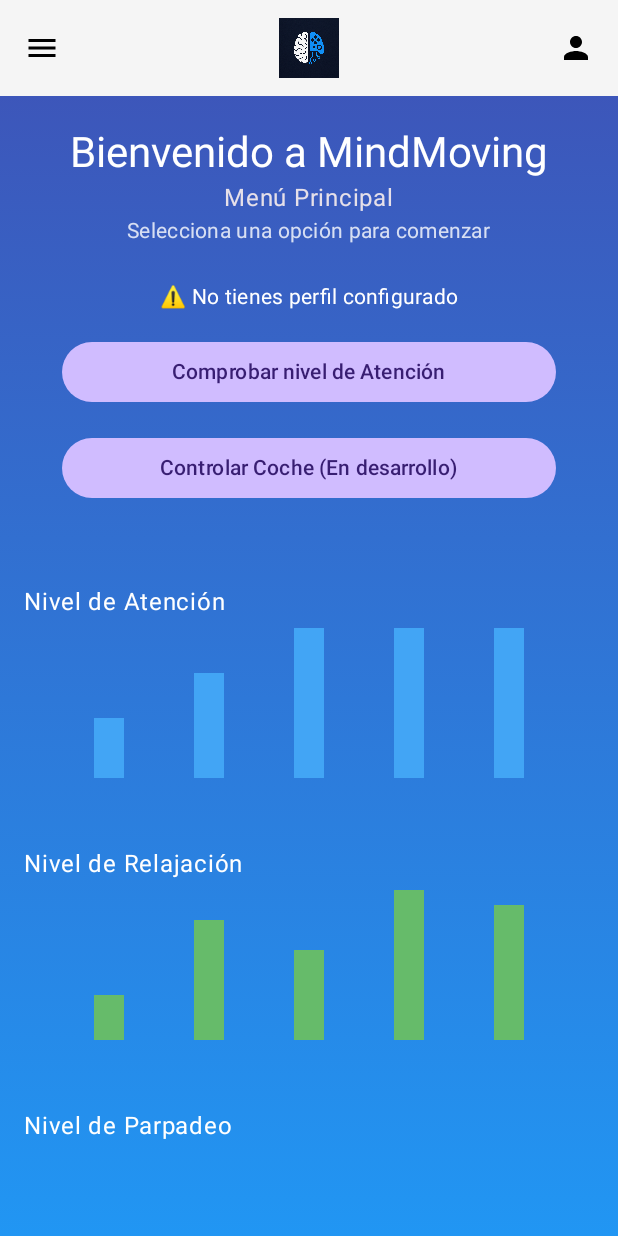
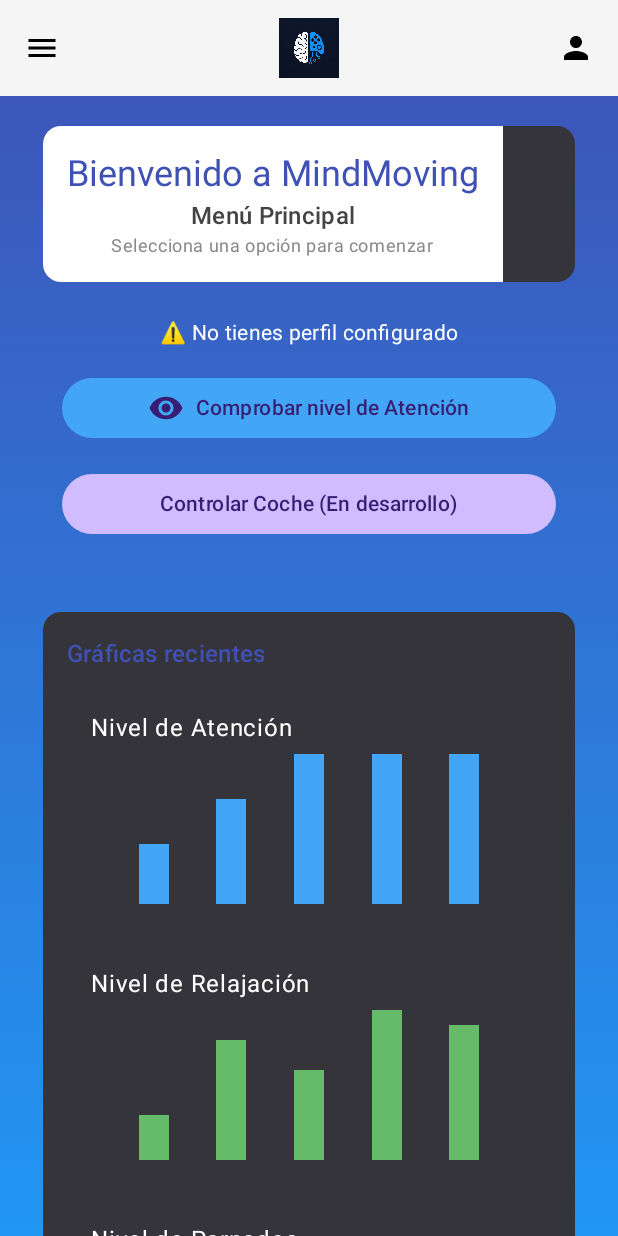
Before and after one commit to jooangr/MindMoving, an Android app built with Jetpack Compose: the composable MainScreenMenu shown on its own in the app's theme, on a phone screen of 412 x 824 dp. Run offline under Robolectric (Android 15) with nearby library versions, the phone set to English and light mode, and no system bars.

Commit message:
Se procede a mejorar visualmente el menu principal

```diff
--- a/app/src/main/java/com/example/mindmoving/navigation/Navigation.kt
+++ b/app/src/main/java/com/example/mindmoving/navigation/Navigation.kt
@@ -9,8 +9,8 @@
 import androidx.navigation.compose.NavHost
 import androidx.navigation.compose.composable
 import com.example.mindmoving.views.login.Login
-import com.example.mindmoving.views.menu.MainScreenMenu
-import com.example.mindmoving.views.menu.attention.*
+import com.example.mindmoving.views.menuPrincipal.MainScreenMenu
+import com.example.mindmoving.views.menuPrincipal.attention.*
 import com.example.mindmoving.views.calibracion.*
 import com.example.mindmoving.views.login.RegisterScreen
 
--- a/app/src/main/java/com/example/mindmoving/views/menu/MenuPrincipalScreen.kt
+++ b/app/src/main/java/com/example/mindmoving/views/menuPrincipal/MenuPrincipalScreen.kt
@@ -1,4 +1,4 @@
-package com.example.mindmoving.views.menu
+package com.example.mindmoving.views.menuPrincipal
 
 import android.content.Context
 import android.widget.Toast
@@ -11,6 +11,7 @@
 import androidx.compose.foundation.layout.fillMaxWidth
 import androidx.compose.foundation.layout.height
 import androidx.compose.foundation.layout.padding
+import androidx.compose.foundation.layout.width
 import androidx.compose.material3.Button
 import androidx.compose.material3.MaterialTheme
 import androidx.compose.material3.Text
@@ -25,6 +26,11 @@
 import com.example.mindmoving.graficas.SimpleBarChart
 import androidx.compose.foundation.rememberScrollState
 import androidx.compose.foundation.verticalScroll
+import androidx.compose.material.icons.Icons
+import androidx.compose.material.icons.filled.Visibility
+import androidx.compose.material3.ButtonDefaults
+import androidx.compose.material3.Card
+import androidx.compose.material3.Icon
 import androidx.compose.runtime.DisposableEffect
 import androidx.compose.runtime.remember
 import androidx.compose.ui.platform.LocalContext
@@ -34,6 +40,11 @@
 import com.example.mindmoving.graficas.SimpleLineChartPlano
 import androidx.navigation.compose.rememberNavController
 import com.example.mindmoving.views.menuDrawer.MainLayout
+import androidx.compose.animation.AnimatedVisibility
+import androidx.compose.animation.fadeIn
+import androidx.compose.animation.fadeOut
+import androidx.compose.runtime.*
+
 
 @Composable
 fun MainScreenMenu(navController: NavHostController) {
@@ -100,22 +111,38 @@
 
                 Spacer(modifier = Modifier.height(20.dp))
 
+                Card(
+                    modifier = Modifier
+                        .fillMaxWidth(0.9f)
+                        .padding(horizontal = 8.dp),
+                    shape = MaterialTheme.shapes.medium
+                ) {
+                    Column(
+                        modifier = Modifier
+                            .background(Color.White)
+                            .padding(16.dp),
+                        horizontalAlignment = Alignment.CenterHorizontally
+                    ) {
                         Text(
-                    text = "Bienvenido a MindMoving",
-                    style = MaterialTheme.typography.headlineMedium,
-                    color = Color.White
+                            "Bienvenido a MindMoving",
+                            style = MaterialTheme.typography.headlineSmall,
+                            color = Color(0xFF3F51B5)
                         )
-
-                Text("Menú Principal")
-
                         Text(
-                    text = "Selecciona una opción para comenzar",
-                    style = MaterialTheme.typography.bodyMedium,
-                    color = Color.White.copy(alpha = 0.8f)
+                            "Menú Principal",
+                            style = MaterialTheme.typography.titleMedium,
+                            color = Color.DarkGray
                         )
-
+                        Text(
+                            "Selecciona una opción para comenzar",
+                            style = MaterialTheme.typography.bodySmall,
+                            color = Color.Gray
+                        )
+                    }
+                }
 
                 Spacer(modifier = Modifier.height(16.dp))
+
 
                 val perfilTipo = remember {
                     val prefs = context.getSharedPreferences("prefs", Context.MODE_PRIVATE)
@@ -131,16 +158,18 @@
                 )
                 Spacer(modifier = Modifier.height(8.dp))
 
-
-
                 Button(
                     onClick = { navController.navigate("atencion") },
+                    colors = ButtonDefaults.buttonColors(containerColor = Color(0xFF42A5F5)),
                     modifier = Modifier
                         .fillMaxWidth(0.8f)
                         .padding(vertical = 8.dp)
                 ) {
+                    Icon(Icons.Default.Visibility, contentDescription = null)
+                    Spacer(Modifier.width(8.dp))
                     Text("Comprobar nivel de Atención")
                 }
+
 
                 Button(
                     onClick = {
@@ -165,14 +194,28 @@
 
                 Spacer(modifier = Modifier.height(32.dp))
 
-                // 🎯 Las gráficas van aquí dentro del Column
+                Card(
+                    modifier = Modifier
+                        .fillMaxWidth(0.9f)
+                        .padding(8.dp),
+                    shape = MaterialTheme.shapes.medium
+                ) {
+                    Column(modifier = Modifier.padding(16.dp)) {
+                        Text(
+                            "Gráficas recientes",
+                            style = MaterialTheme.typography.titleMedium,
+                            color = Color(0xFF3F51B5)
+                        )
+
+                        Spacer(modifier = Modifier.height(12.dp))
+
                         SimpleBarChart(
                             title = "Nivel de Atención",
                             values = listOf(20f, 35f, 50f, 70f, 60f),
                             color = Color(0xFF42A5F5)
                         )
 
-                Spacer(modifier = Modifier.height(16.dp))
+                        Spacer(modifier = Modifier.height(12.dp))
 
                         SimpleBarChart(
                             title = "Nivel de Relajación",
@@ -180,7 +223,7 @@
                             color = Color(0xFF66BB6A)
                         )
 
-                Spacer(modifier = Modifier.height(16.dp))
+                        Spacer(modifier = Modifier.height(12.dp))
 
                         SimpleBarChart(
                             title = "Nivel de Parpadeo",
@@ -188,13 +231,15 @@
                             color = Color(0xFFEF5350)
                         )
 
-                Spacer(modifier = Modifier.height(16.dp))
+                        Spacer(modifier = Modifier.height(12.dp))
 
                         SimpleLineChartPlano(
                             title = "Nivel de Atención",
                             values = listOf(20f, 35f, 50f, 70f, 60f),
                             lineColor = Color(0xFF42A5F5)
                         )
+                    }
+                }
             }
         }
     }
--- a/app/src/main/java/com/example/mindmoving/views/menu/attention/ScreenAttention.kt
+++ b/app/src/main/java/com/example/mindmoving/views/menuPrincipal/attention/ScreenAttention.kt
@@ -1,4 +1,4 @@
-package com.example.mindmoving.views.menu.attention
+package com.example.mindmoving.views.menuPrincipal.attention
 
 import android.Manifest
 import android.bluetooth.BluetoothAdapter
```
Lines whose indentation alone changed are shown as unchanged.
